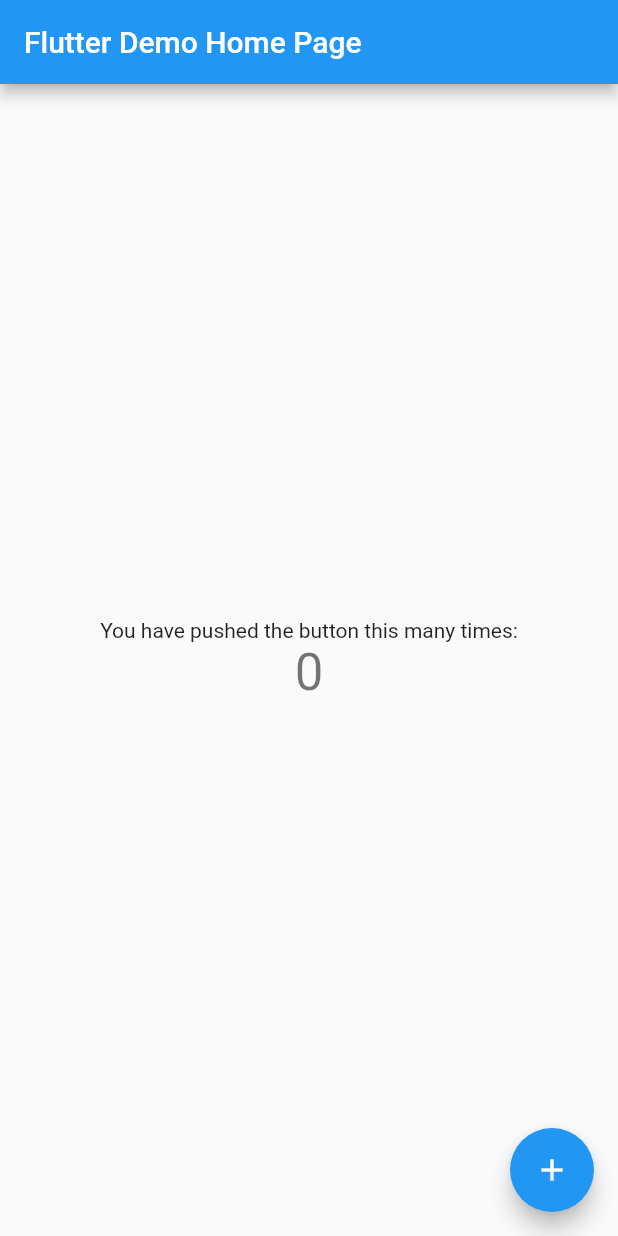
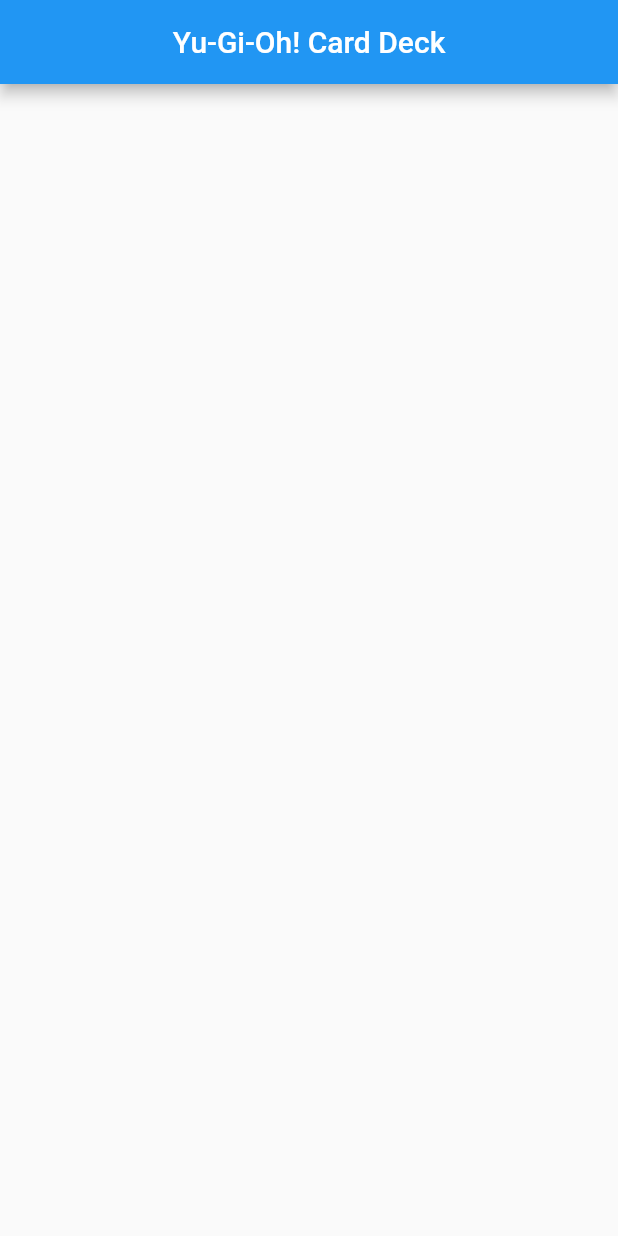
Before and after one commit to muhrizfa/-Eudeka-OSG4-TugasAkhir, a Flutter app: the screen it shows after launch, on a phone screen of 412 x 824 dp. Run offline on Flutter 3.47's test engine with Material 2 defaults, Android fonts, the phone set to English and light mode, and no system bars.

Commit message:
First Step

```diff
--- a/lib/main.dart
+++ b/lib/main.dart
@@ -7,35 +7,18 @@ class MyApp extends StatelessWidget {
   @override
   Widget build(BuildContext context) {
     return MaterialApp(
-      title: 'Flutter Demo',
+      title: 'Yu-Gi-Oh!',
       theme: ThemeData(
-        // This is the theme of your application.
-        //
-        // Try running your application with "flutter run". You'll see the
-        // application has a blue toolbar. Then, without quitting the app, try
-        // changing the primarySwatch below to Colors.green and then invoke
-        // "hot reload" (press "r" in the console where you ran "flutter run",
-        // or simply save your changes to "hot reload" in a Flutter IDE).
-        // Notice that the counter didn't reset back to zero; the application
-        // is not restarted.
         primarySwatch: Colors.blue,
       ),
-      home: MyHomePage(title: 'Flutter Demo Home Page'),
+      home: MyHomePage(title: 'Yu-Gi-Oh! Card Deck'),
+      debugShowCheckedModeBanner: false,
     );
   }
 }
 
 class MyHomePage extends StatefulWidget {
   MyHomePage({Key key, this.title}) : super(key: key);
-
-  // This widget is the home page of your application. It is stateful, meaning
-  // that it has a State object (defined below) that contains fields that affect
-  // how it looks.
-
-  // This class is the configuration for the state. It holds the values (in this
-  // case the title) provided by the parent (in this case the App widget) and
-  // used by the build method of the State. Fields in a Widget subclass are
-  // always marked "final".
 
   final String title;
 
@@ -44,68 +27,111 @@ class MyHomePage extends StatefulWidget {
 }
 
 class _MyHomePageState extends State<MyHomePage> {
-  int _counter = 0;
-
-  void _incrementCounter() {
-    setState(() {
-      // This call to setState tells the Flutter framework that something has
-      // changed in this State, which causes it to rerun the build method below
-      // so that the display can reflect the updated values. If we changed
-      // _counter without calling setState(), then the build method would not be
-      // called again, and so nothing would appear to happen.
-      _counter++;
-    });
-  }
-
   @override
   Widget build(BuildContext context) {
-    // This method is rerun every time setState is called, for instance as done
-    // by the _incrementCounter method above.
-    //
-    // The Flutter framework has been optimized to make rerunning build methods
-    // fast, so that you can just rebuild anything that needs updating rather
-    // than having to individually change instances of widgets.
     return Scaffold(
-      appBar: AppBar(
-        // Here we take the value from the MyHomePage object that was created by
-        // the App.build method, and use it to set our appbar title.
-        title: Text(widget.title),
-      ),
-      body: Center(
-        // Center is a layout widget. It takes a single child and positions it
-        // in the middle of the parent.
-        child: Column(
-          // Column is also layout widget. It takes a list of children and
-          // arranges them vertically. By default, it sizes itself to fit its
-          // children horizontally, and tries to be as tall as its parent.
-          //
-          // Invoke "debug painting" (press "p" in the console, choose the
-          // "Toggle Debug Paint" action from the Flutter Inspector in Android
-          // Studio, or the "Toggle Debug Paint" command in Visual Studio Code)
-          // to see the wireframe for each widget.
-          //
-          // Column has various properties to control how it sizes itself and
-          // how it positions its children. Here we use mainAxisAlignment to
-          // center the children vertically; the main axis here is the vertical
-          // axis because Columns are vertical (the cross axis would be
-          // horizontal).
-          mainAxisAlignment: MainAxisAlignment.center,
-          children: <Widget>[
-            Text(
-              'You have pushed the button this many times:',
-            ),
-            Text(
-              '$_counter',
-              style: Theme.of(context).textTheme.display1,
-            ),
-          ],
+        appBar: AppBar(
+          title: Text(widget.title),
+          centerTitle: true,
         ),
-      ),
-      floatingActionButton: FloatingActionButton(
-        onPressed: _incrementCounter,
-        tooltip: 'Increment',
-        child: Icon(Icons.add),
-      ), // This trailing comma makes auto-formatting nicer for build methods.
-    );
+        body:
+            null // This trailing comma makes auto-formatting nicer for build methods.
+        );
   }
 }
+
+// import 'dart:convert';
+// import 'package:flutter/material.dart';
+// import 'package:tugasakhir_eudeka/model.dart';
+// import 'package:http/http.dart' as http;
+
+// final String jsonplaceholder = "https://db.ygoprodeck.com/api/v5/cardinfo.php";
+
+// //Future method to read the URL
+// Future<Cardinfo> fetchInfo() async {
+//   final response = await http.get(jsonplaceholder);
+//   final jsonresponse = json.decode(response.body);
+
+//   return Cardinfo.fromJson(jsonresponse[0]);
+// }
+
+// void main() {
+//   runApp(new MyApp());
+// }
+
+// class MyApp extends StatelessWidget {
+//   @override
+//   Widget build(BuildContext context) {
+//     return new MaterialApp(
+//       home: new MyHomePage(),
+//     );
+//   }
+// }
+
+// class MyHomePage extends StatefulWidget {
+//   final List<Cardinfo> cardinfo;
+//   final List<CardImage> cardImages;
+
+//   const MyHomePage({Key key, this.cardinfo, this.cardImages}) : super(key: key);
+
+//   @override
+//   _MyHomePageState createState() => new _MyHomePageState();
+// }
+
+// class _MyHomePageState extends State<MyHomePage> {
+//   @override
+//   Widget build(BuildContext context) {
+//     return new Scaffold(
+//         appBar: new AppBar(
+//           title: new Text("Parse JSON"),
+//         ),
+//         body: new Center(
+//           child: new Column(
+//             children: <Widget>[
+//               new FutureBuilder(
+//                   future: fetchInfo(),
+//                   builder: (context, snapshot) {
+//                     if (snapshot.hasData) {
+//                       return new Column(
+//                         children: <Widget>[
+//                           new Card(
+//                             shape: RoundedRectangleBorder(
+//                               borderRadius: BorderRadius.circular(15.0),
+//                             ),
+//                             color: Colors.white,
+//                             child: ListTile(
+//                               leading: CircleAvatar(
+//                                 backgroundImage: NetworkImage(
+//                                     snapshot.data.cardImages[0].imageUrlSmall),
+//                               ),
+//                               title: new Container(
+//                                 margin: EdgeInsets.only(top: 10.0),
+//                                 child: Text(
+//                                   snapshot.data.name,
+//                                   style: TextStyle(
+//                                     fontSize: 15.0,
+//                                     fontWeight: FontWeight.bold,
+//                                   ),
+//                                 ),
+//                               ),
+//                               subtitle: new Container(
+//                                 margin:
+//                                     EdgeInsets.only(top: 10.0, bottom: 10.0),
+//                                 child: Text(snapshot.data.desc),
+//                               ),
+//                               trailing: Icon(Icons.keyboard_arrow_right),
+//                               onTap: () {},
+//                               selected: true,
+//                             ),
+//                           ),
+//                         ],
+//                       );
+//                     } else if (snapshot.hasError) {
+//                       return new Text("Error ${snapshot.error}");
+//                     }
+//                   })
+//             ],
+//           ),
+//         ));
+//   }
+// }
--- a/pubspec.yaml
+++ b/pubspec.yaml
@@ -23,6 +23,7 @@ dependencies:
   # The following adds the Cupertino Icons font to your application.
   # Use with the CupertinoIcons class for iOS style icons.
   cupertino_icons: ^0.1.2
+  http: ^0.12.0+2
 
 dev_dependencies:
   flutter_test:
```
Also changed, not shown: lib/model.dart (added, +173 -0 lines), pubspec.lock.
